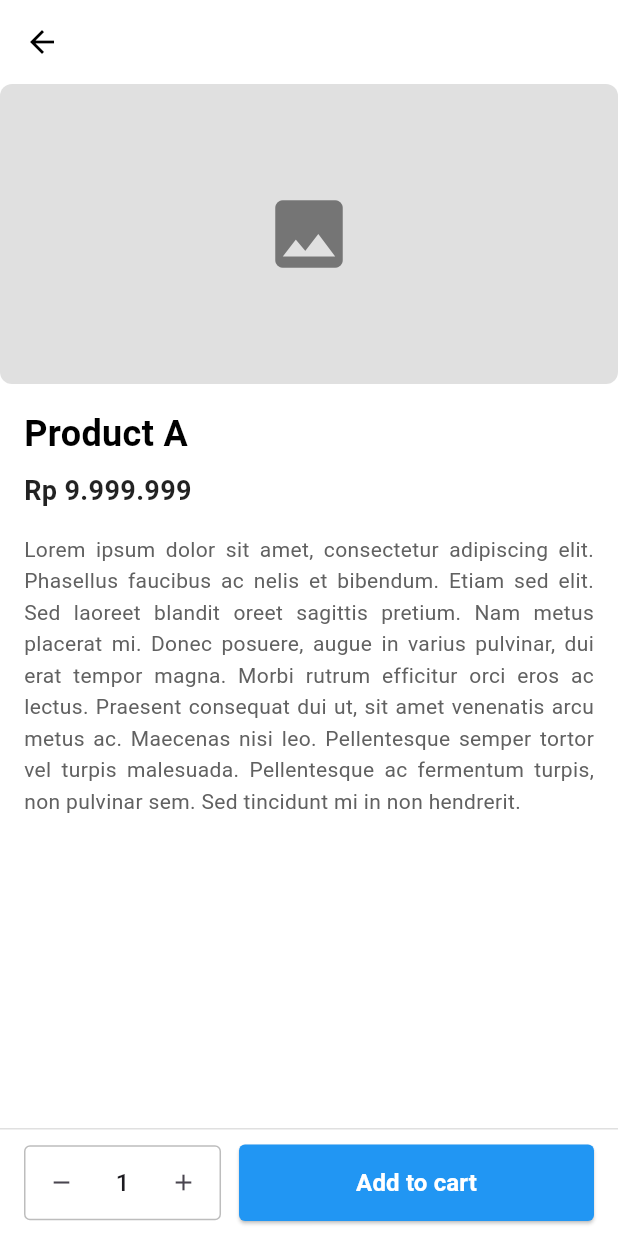
After one commit to divanajuan-lang/uts_2022110021, a Flutter app: the ProductScreen screen opened by its route, on a phone screen of 412 x 824 dp. The commit adds this screen. Run offline on Flutter 3.47's test engine with Material 3 defaults, Android fonts, the phone set to English and light mode, and no system bars.

Commit message:
product_screen

```diff
--- a/lib/main.dart
+++ b/lib/main.dart
@@ -1,6 +1,7 @@
 import 'package:flutter/material.dart';
 import 'package:uts_2022110021/home_screen.dart';
 import 'package:uts_2022110021/login_screen.dart';
+import 'package:uts_2022110021/product_screen.dart';
 
 void main() {
   runApp(const MainApp());
@@ -18,6 +19,7 @@ class MainApp extends StatelessWidget {
       routes: {
         '/': (context) => LoginScreen(),
         '/home': (context) => HomeScreen(),
+        '/product': (context) => ProductScreen(),
       },
     );
   }
--- a/lib/product_card.dart
+++ b/lib/product_card.dart
@@ -3,10 +3,13 @@ import 'package:flutter/material.dart';
 class ProductCard extends StatelessWidget {
   @override
   Widget build(BuildContext context) {
-    return Container(
+    return GestureDetector(
+      onTap: () {
+        Navigator.pushNamed(context, '/product');
+      },
+      child: Container(
         decoration: BoxDecoration(
           color: Colors.white,
-        borderRadius: BorderRadius.circular(8),
           border: Border.all(color: Colors.grey[300]!),
         ),
         child: Column(
@@ -31,15 +34,16 @@ class ProductCard extends StatelessWidget {
             Expanded(
               flex: 1,
               child: Padding(
-              padding: EdgeInsets.all(8),
+                padding: EdgeInsets.all(12),
                 child: Column(
                   crossAxisAlignment: CrossAxisAlignment.start,
                   mainAxisAlignment: MainAxisAlignment.center,
                   children: [
                     Text(
-                    'T-shirt',
+                      'Title',
                       style: TextStyle(
-                      fontSize: 12,
+                        fontSize: 16,
+                        fontWeight: FontWeight.bold,
                         color: Colors.black87,
                       ),
                     ),
@@ -49,6 +53,7 @@ class ProductCard extends StatelessWidget {
             ),
           ],
         ),
+      ),
     );
   }
 }
--- /dev/null
+++ b/lib/product_screen.dart
@@ -0,0 +1,167 @@
+import 'package:flutter/material.dart';
+
+class ProductScreen extends StatefulWidget {
+  const ProductScreen({super.key});
+
+  @override
+  State<ProductScreen> createState() => _ProductScreenState();
+}
+
+class _ProductScreenState extends State<ProductScreen> {
+  int quantity = 1;
+
+  void incrementQuantity() {
+    setState(() {
+      quantity++;
+    });
+  }
+
+  void decrementQuantity() {
+    if (quantity > 1) {
+      setState(() {
+        quantity--;
+      });
+    }
+  }
+
+  @override
+  Widget build(BuildContext context) {
+    return Scaffold(
+      backgroundColor: Colors.white,
+      appBar: AppBar(
+        backgroundColor: Colors.white,
+        elevation: 0,
+        leading: IconButton(
+          icon: const Icon(Icons.arrow_back, color: Colors.black),
+          onPressed: () {
+            Navigator.pop(context);
+          },
+        ),
+        centerTitle: false,
+      ),
+      body: SingleChildScrollView(
+        padding: const EdgeInsets.only(bottom: 100),
+        child: Column(
+          crossAxisAlignment: CrossAxisAlignment.start,
+          children: [
+            Container(
+              width: double.infinity,
+              height: 200,
+              decoration: BoxDecoration(
+                color: Colors.grey[300],
+                borderRadius: BorderRadius.circular(8),
+              ),
+              child: Center(
+                child: Icon(Icons.image, size: 60, color: Colors.grey[600]),
+              ),
+            ),
+            Padding(
+              padding: const EdgeInsets.all(16.0),
+              child: Column(
+                crossAxisAlignment: CrossAxisAlignment.start,
+                children: [
+                  const Text(
+                    'Product A',
+                    style: TextStyle(
+                      fontSize: 24,
+                      fontWeight: FontWeight.bold,
+                      color: Colors.black,
+                    ),
+                  ),
+                  const SizedBox(height: 8),
+
+                  const Text(
+                    'Rp 9.999.999',
+                    style: TextStyle(
+                      fontSize: 18,
+                      fontWeight: FontWeight.w600,
+                      color: Colors.black87,
+                    ),
+                  ),
+                  const SizedBox(height: 16),
+
+                  Text(
+                    'Lorem ipsum dolor sit amet, consectetur adipiscing elit. Phasellus faucibus ac nelis et bibendum. Etiam sed elit. Sed laoreet blandit oreet sagittis pretium. Nam metus placerat mi. Donec posuere, augue in varius pulvinar, dui erat tempor magna. Morbi rutrum efficitur orci eros ac lectus. Praesent consequat dui ut, sit amet venenatis arcu metus ac. Maecenas nisi leo. Pellentesque semper tortor vel turpis malesuada. Pellentesque ac fermentum turpis, non pulvinar sem. Sed tincidunt mi in non hendrerit.',
+                    style: TextStyle(
+                      fontSize: 14,
+                      height: 1.5,
+                      color: Colors.grey[700],
+                    ),
+                    textAlign: TextAlign.justify,
+                  ),
+                ],
+              ),
+            ),
+          ],
+        ),
+      ),
+      bottomNavigationBar: Container(
+        padding: const EdgeInsets.symmetric(horizontal: 16, vertical: 10),
+        decoration: BoxDecoration(
+          color: Colors.white,
+          border: Border(top: BorderSide(color: Colors.grey[300]!)),
+        ),
+        child: Row(
+          children: [
+            Container(
+              decoration: BoxDecoration(
+                border: Border.all(color: Colors.grey[400]!),
+                borderRadius: BorderRadius.circular(4),
+              ),
+              child: Row(
+                children: [
+                  IconButton(
+                    icon: const Icon(Icons.remove, size: 18),
+                    onPressed: decrementQuantity,
+                    padding: const EdgeInsets.all(8),
+                    constraints: const BoxConstraints(
+                      minWidth: 36,
+                      minHeight: 36,
+                    ),
+                  ),
+                  Container(
+                    padding: const EdgeInsets.symmetric(horizontal: 12),
+                    child: Text(
+                      '$quantity',
+                      style: const TextStyle(
+                        fontSize: 16,
+                        fontWeight: FontWeight.w500,
+                      ),
+                    ),
+                  ),
+                  IconButton(
+                    icon: const Icon(Icons.add, size: 18),
+                    onPressed: incrementQuantity,
+                    padding: const EdgeInsets.all(8),
+                    constraints: const BoxConstraints(
+                      minWidth: 36,
+                      minHeight: 36,
+                    ),
+                  ),
+                ],
+              ),
+            ),
+            const SizedBox(width: 12),
+            Expanded(
+              child: ElevatedButton(
+                onPressed: () {},
+                style: ElevatedButton.styleFrom(
+                  backgroundColor: Colors.blue,
+                  foregroundColor: Colors.white,
+                  padding: const EdgeInsets.symmetric(vertical: 14),
+                  shape: RoundedRectangleBorder(
+                    borderRadius: BorderRadius.circular(4),
+                  ),
+                ),
+                child: const Text(
+                  'Add to cart',
+                  style: TextStyle(fontSize: 16, fontWeight: FontWeight.w600),
+                ),
+              ),
+            ),
+          ],
+        ),
+      ),
+    );
+  }
+}
```
Lines whose indentation alone changed are shown as unchanged.
